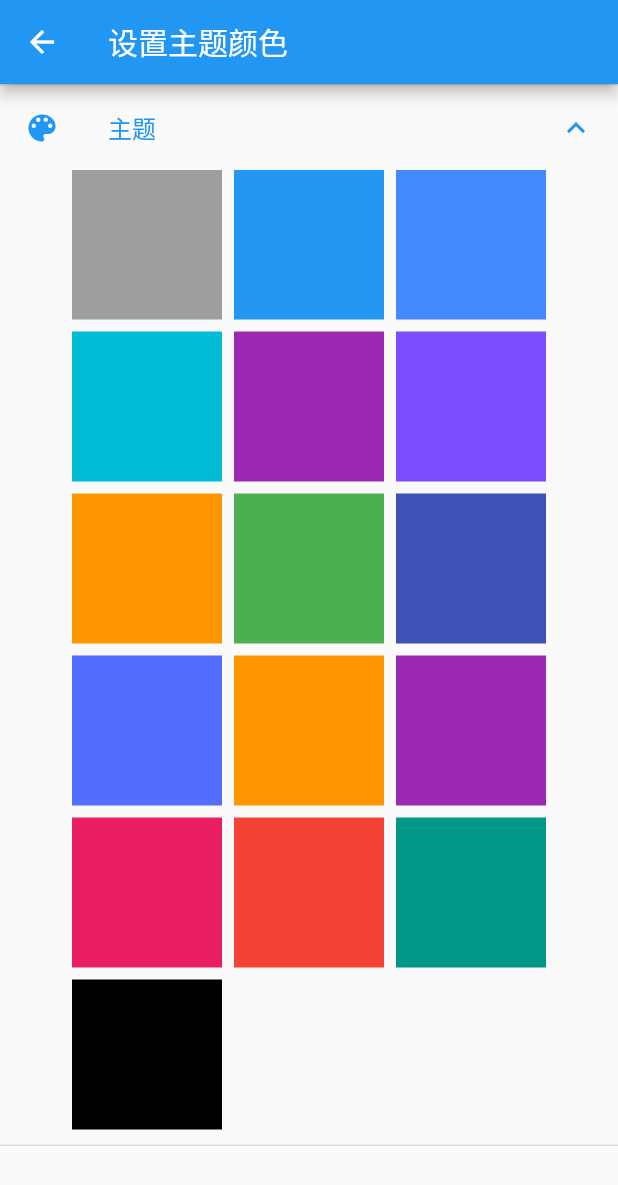
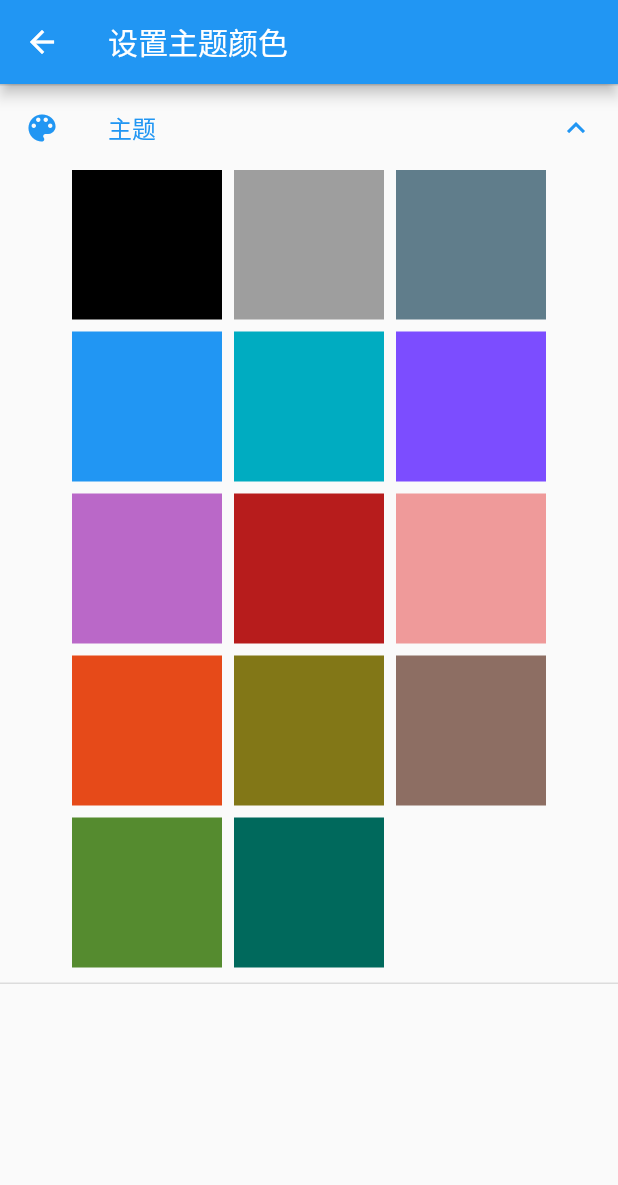
Before and after one commit to STaoZWT/JiZhangApp, a Flutter app: the SetThemePage screen opened directly, on a phone screen of 412 x 824 dp. Shown: the top 1185 px of the screen. Run offline on Flutter 3.47's test engine with Material 2 defaults, Android fonts, the phone set to English and light mode, and no system bars; our stand-ins replace charts_flutter, date_format, flutter_datetime_picker, flutter_slidable, flutter_speed_dial, font_awesome_flutter and 4 more; missing offline and left inert: date_range_picker, flutter_picker, flutter_string_encryption, gesture_recognition; accounts and stored records are empty.

Commit message:
修改可选主题颜色

```diff
--- a/lib/const/common_color.dart
+++ b/lib/const/common_color.dart
@@ -1,20 +1,21 @@
 import 'package:flutter/material.dart';
 
 Map<String, Color> themeColorMap = {
+  'black': Colors.black,
   'gray': Colors.grey,
+  'blueGrey': Color(0xFF607D8B),
   'blue': Colors.blue,
-  'blueAccent': Colors.blueAccent,
-  'cyan': Colors.cyan,
-  'deepPurple': Colors.purple,
-  'deepPurpleAccent': Colors.deepPurpleAccent,
-  'deepOrange': Colors.orange,
-  'green': Colors.green,
-  'indigo': Colors.indigo,
-  'indigoAccent': Colors.indigoAccent,
-  'orange': Colors.orange,
-  'purple': Colors.purple,
-  'pink': Colors.pink,
-  'red': Colors.red,
-  'teal': Colors.teal,
-  'black': Colors.black,
+  'cyan': Color(0xFF00ACC1),
+  'deepPurple': Color(0xFF7C4DFF),
+  'purple': Color(0xFFBA68C8),
+  'red': Color(0xFFB71C1C),
+  'pink': Color(0xFFEF9A9A),
+  'deepOrange': Color(0xFFE64A19),
+  'lime': Color(0xFF827717),
+  'brown': Color(0xFF8D6E63),
+  'lightGreen': Color(0xFF558B2F),
+  'teal': Color(0xFF00695C),
+
+
+
 };
--- a/lib/homepage.dart
+++ b/lib/homepage.dart
@@ -141,7 +141,7 @@ class _NavigationHomeScreenState extends State<NavigationHomeScreen> {
         child: Scaffold(
           backgroundColor: AppTheme.nearlyWhite,
           body: DrawerUserController(
-            screenIndex: DrawerIndex.HOME,
+            screenIndex: DrawerIndex.HOME,  //侧边栏高亮的项目，保持为主页常亮
             drawerWidth: MediaQuery.of(context).size.width * 0.75,
             onDrawerCall: (DrawerIndex drawerIndexdata) {
               changeIndex(drawerIndexdata);
```
